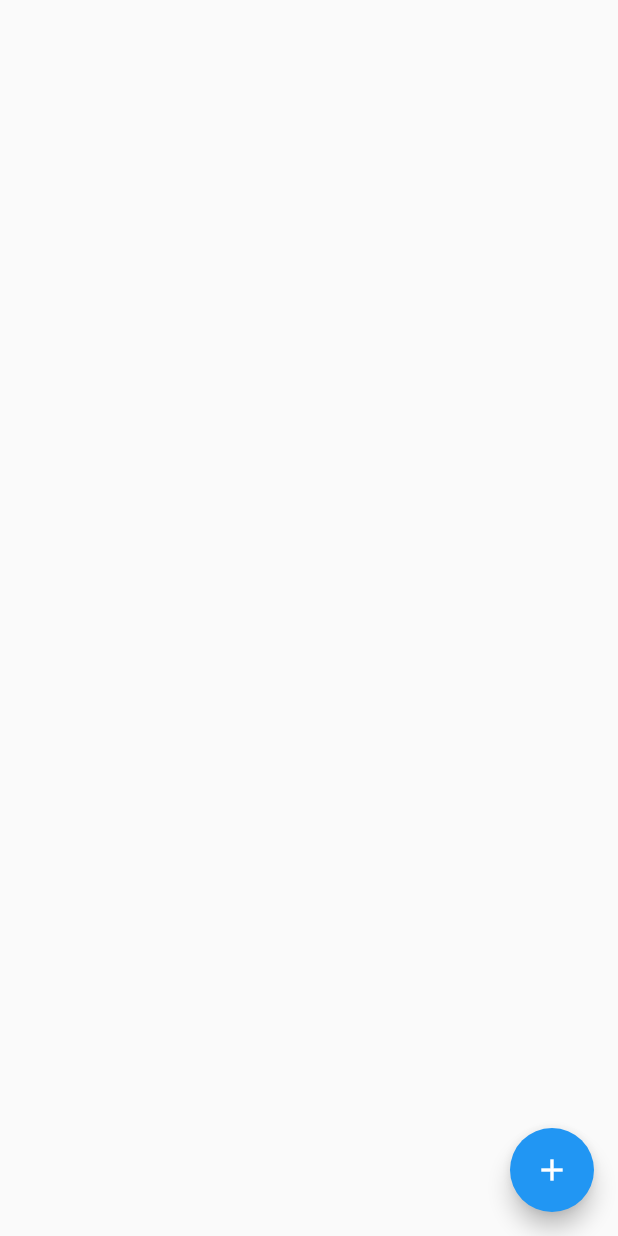
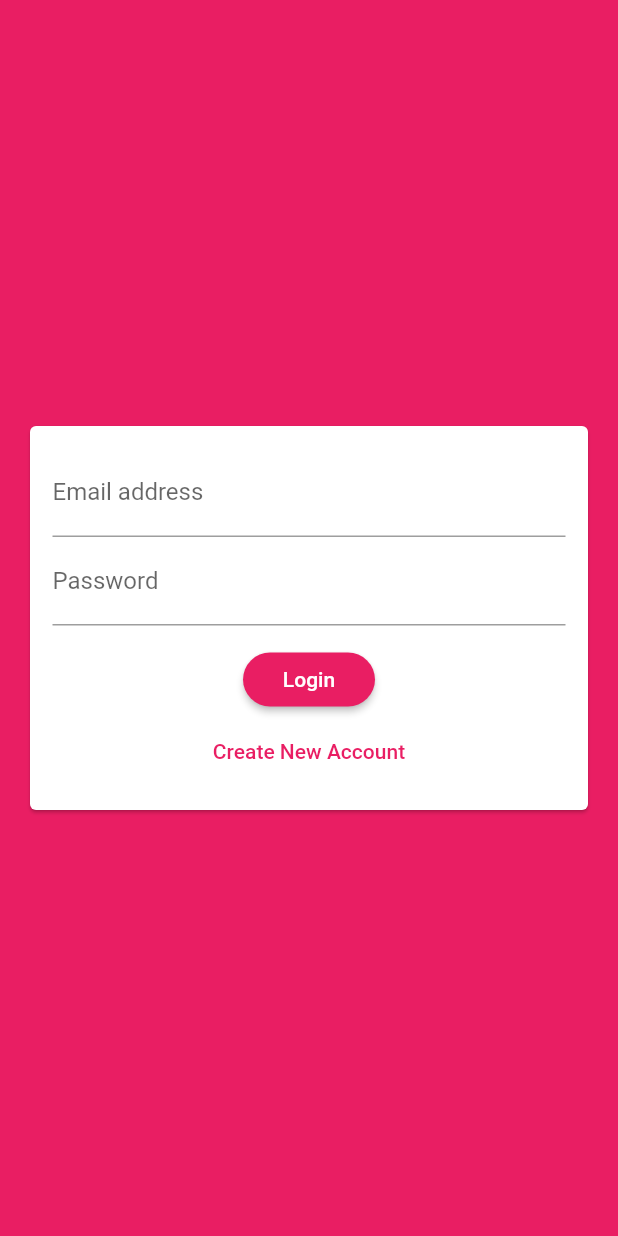
Before and after one commit to t2hieu91/ChatApp, a Flutter app: the screen it shows after launch, on a phone screen of 412 x 824 dp. Run offline on Flutter 3.47's test engine with Material 2 defaults, Android fonts, the phone set to English and light mode, and no system bars; our stand-ins replace cloud_firestore; missing offline and left inert: dart:ffi; accounts and stored records are empty.

```diff
--- a/lib/main.dart
+++ b/lib/main.dart
@@ -1,5 +1,7 @@
-import 'package:ChatApp/screens/chat_screen.dart';
 import 'package:flutter/material.dart';
+
+import './screens/auth_screen.dart';
+import './screens/chat_screen.dart';
 
 void main() {
   runApp(MyApp());
@@ -11,10 +13,20 @@ class MyApp extends StatelessWidget {
     return MaterialApp(
       title: 'Chat App',
       theme: ThemeData(
-        primarySwatch: Colors.blue,
+        primarySwatch: Colors.pink,
+        backgroundColor: Colors.pink,
+        accentColor: Colors.deepPurple,
+        accentColorBrightness: Brightness.dark,
+        buttonTheme: ButtonTheme.of(context).copyWith(
+          buttonColor: Colors.pink,
+          textTheme: ButtonTextTheme.primary,
+          shape: RoundedRectangleBorder(
+            borderRadius: BorderRadius.circular(20),
+          ),
+        ),
         visualDensity: VisualDensity.adaptivePlatformDensity,
       ),
-      home: ChatScreen(),
+      home: AuthScreen(),
     );
   }
 }
--- a/lib/screens/auth_screen.dart
+++ b/lib/screens/auth_screen.dart
@@ -0,0 +1,31 @@
+import 'package:flutter/material.dart';
+import '../widgets/auth/auth_form.dart';
+
+class AuthScreen extends StatefulWidget {
+  @override
+  _AuthScreenState createState() => _AuthScreenState();
+}
+
+class _AuthScreenState extends State<AuthScreen> {
+  void _submitAuthForm(
+    String email,
+    String username,
+    String password,
+    bool isLogin,
+  ) {
+    print(email);
+    print(username);
+    print(password);
+    print(isLogin);
+  }
+
+  @override
+  Widget build(BuildContext context) {
+    return Scaffold(
+      backgroundColor: Theme.of(context).primaryColor,
+      body: AuthForm(
+        _submitAuthForm,
+      ),
+    );
+  }
+}
--- a/lib/screens/chat_screen.dart
+++ b/lib/screens/chat_screen.dart
@@ -2,13 +2,12 @@ import 'package:cloud_firestore/cloud_firestore.dart';
 import 'package:flutter/material.dart';
 
 class ChatScreen extends StatelessWidget {
+  final collectionPath = 'chats/QJ5RLyBFrFuyzZ3U4Xq4/messages';
   @override
   Widget build(BuildContext context) {
     return Scaffold(
       body: StreamBuilder(
-        stream: Firestore.instance
-            .collection('chats/QJ5RLyBFrFuyzZ3U4Xq4/messages')
-            .snapshots(),
+        stream: Firestore.instance.collection(collectionPath).snapshots(),
         builder: (ctx, streamSnapShot) {
           if (streamSnapShot.connectionState == ConnectionState.waiting) {
             return Center(
@@ -27,7 +26,13 @@ class ChatScreen extends StatelessWidget {
       ),
       floatingActionButton: FloatingActionButton(
         child: Icon(Icons.add),
-        onPressed: () {},
+        onPressed: () {
+          Firestore.instance.collection(collectionPath).add(
+            {
+              'text': 'This was added by Button !',
+            },
+          );
+        },
       ),
     );
   }
--- /dev/null
+++ b/lib/widgets/auth/auth_form.dart
@@ -0,0 +1,119 @@
+import 'dart:ffi';
+
+import 'package:flutter/material.dart';
+
+class AuthForm extends StatefulWidget {
+  AuthForm(this.submitForm);
+
+  final void Function(
+    String email,
+    String username,
+    String password,
+    bool isLogin,
+  ) submitForm;
+
+  @override
+  _AuthFormState createState() => _AuthFormState();
+}
+
+class _AuthFormState extends State<AuthForm> {
+  final _formKey = GlobalKey<FormState>();
+  var _isLogin = true;
+  var _userEmail = '';
+  var _userName = '';
+  var _userPassword = '';
+
+  void _trySubmit() {
+    final isValid = _formKey.currentState.validate();
+    FocusScope.of(context).unfocus();
+
+    if (isValid) {
+      _formKey.currentState.save();
+      widget.submitForm(_userEmail, _userName, _userPassword, _isLogin);
+    }
+  }
+
+  @override
+  Widget build(BuildContext context) {
+    return Center(
+      child: Card(
+        margin: EdgeInsets.all(20.0),
+        child: SingleChildScrollView(
+          padding: EdgeInsets.all(15.0),
+          child: Form(
+            key: _formKey,
+            child: Column(
+              mainAxisSize: MainAxisSize.min,
+              children: [
+                TextFormField(
+                  key: ValueKey('email'),
+                  validator: (value) {
+                    if (value.isEmpty || !value.contains('@')) {
+                      return 'Please enter a valid email address.';
+                    }
+                    return null;
+                  },
+                  keyboardType: TextInputType.emailAddress,
+                  decoration: InputDecoration(labelText: 'Email address'),
+                  onSaved: (newValue) {
+                    _userEmail = newValue;
+                  },
+                ),
+                if (!_isLogin)
+                  TextFormField(
+                    key: ValueKey('username'),
+                    validator: (value) {
+                      if (value.isEmpty || value.length < 4) {
+                        return 'Please enter at least 4 characters';
+                      }
+                      return null;
+                    },
+                    decoration: InputDecoration(labelText: 'Username'),
+                    onSaved: (newValue) {
+                      _userName = newValue;
+                    },
+                  ),
+                TextFormField(
+                  key: ValueKey('password'),
+                  validator: (value) {
+                    if (value.isEmpty || value.length < 7) {
+                      return 'Password must be at least 7 characters long.';
+                    }
+                    return null;
+                  },
+                  decoration: InputDecoration(labelText: 'Password'),
+                  obscureText: true,
+                  onSaved: (newValue) {
+                    _userPassword = newValue;
+                  },
+                ),
+                SizedBox(
+                  height: 12,
+                ),
+                RaisedButton(
+                  child: Text(
+                    _isLogin ? 'Login' : 'Signup',
+                  ),
+                  onPressed: _trySubmit,
+                ),
+                FlatButton(
+                  textColor: Theme.of(context).primaryColor,
+                  child: Text(
+                    _isLogin
+                        ? 'Create New Account'
+                        : 'I already have an account',
+                  ),
+                  onPressed: () {
+                    setState(() {
+                      _isLogin = !_isLogin;
+                    });
+                  },
+                ),
+              ],
+            ),
+          ),
+        ),
+      ),
+    );
+  }
+}
```
